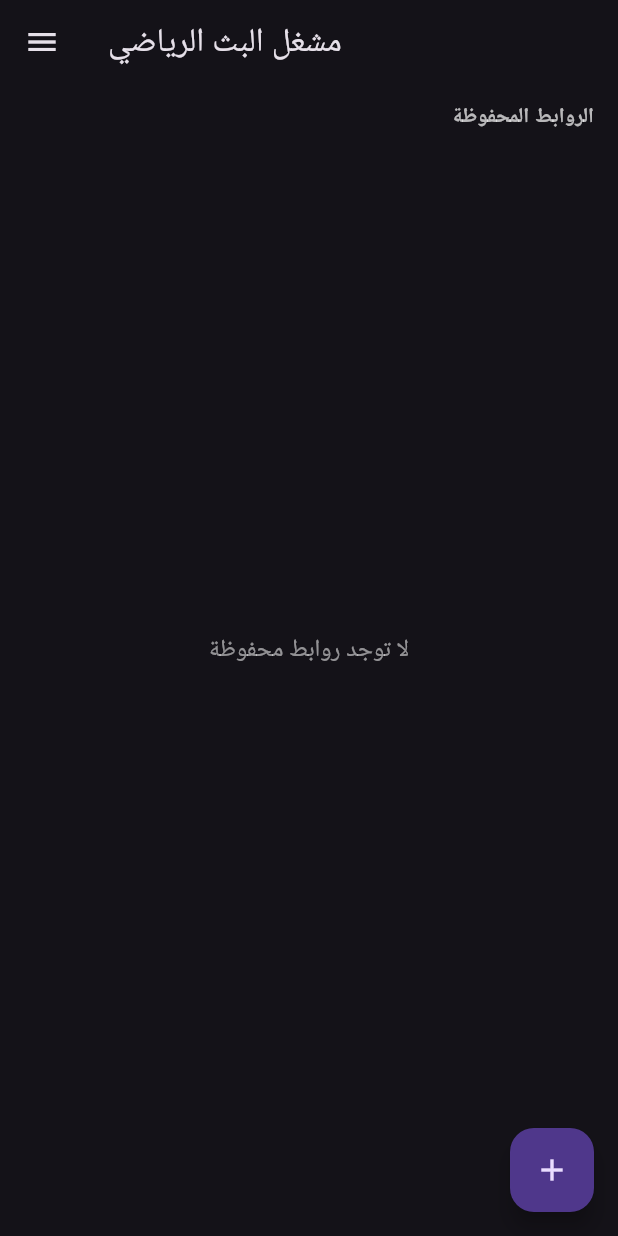
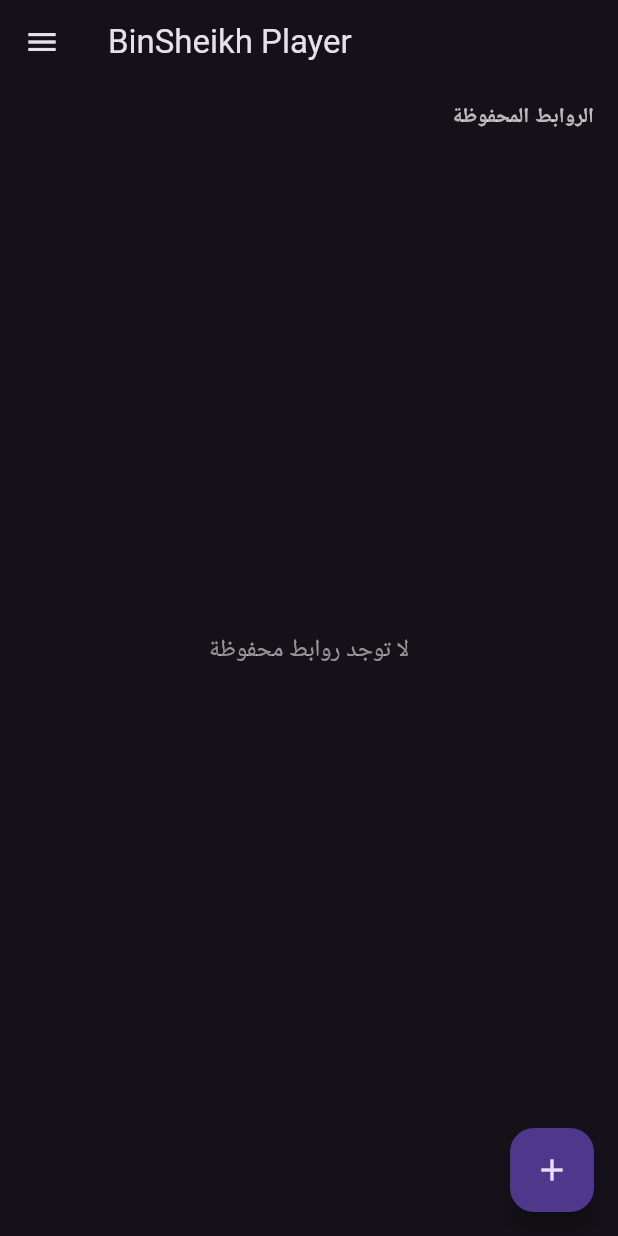
Before and after one commit to midoalhashmi-ux/sports_player, a Flutter app: the screen it shows after launch, on a phone screen of 412 x 824 dp. Run offline on Flutter 3.47's test engine with Material 3 defaults, Android fonts, the phone set to English and light mode, and no system bars; drawn by our look-alikes of google_mobile_ads; our stand-ins replace app_links, cloud_firestore, firebase_core, share_plus, shared_preferences, video_player and 1 more; missing offline and left inert: image_gallery_saver_plus, youtube_explode_dart; accounts and stored records are empty; network calls fail.

Commit message:
Add files via upload

```diff
--- a/lib/main.dart
+++ b/lib/main.dart
@@ -5,7 +5,7 @@
 import 'package:flutter/material.dart';
 
 import 'firebase_options.dart';
-import 'screens/splash_screen.dart';
+import 'screens/home_screen.dart';
 import 'screens/watch_screen.dart';
 
 final navigatorKey = GlobalKey<NavigatorState>();
@@ -165,14 +165,15 @@
 
     return MaterialApp(
       navigatorKey: navigatorKey,
-      title: 'مشغل البث',
+      title: 'BinSheikh Player',
       debugShowCheckedModeBanner: false,
       theme: ThemeData.dark(useMaterial3: true),
       locale: const Locale('ar'),
-      // إذا فُتح التطبيق عبر رابط من تطبيق المحتوى، شاشة المشاهدة هي
-      // الشاشة الوحيدة من الأساس (بدون شاشة بداية/رئيسية خلفها). غير ذلك،
-      // نمر بمسار شاشة البداية العادي (تصفح داخلي للمشغل).
-      home: initialWatchScreen ?? const SplashScreen(),
+      // لا توجد شاشة بداية (Splash) في تطبيق المشغل إطلاقاً — شاشة
+      // البداية موجودة فقط في التطبيق العادي (BinSheikh). إذا فُتح
+      // المشغل عبر رابط من تطبيق المحتوى، شاشة المشاهدة هي الشاشة
+      // الوحيدة مباشرة، وإلا يذهب مباشرة لشاشة التصفح الداخلية للمشغل.
+      home: initialWatchScreen ?? const HomeScreen(),
     );
   }
 }
--- a/lib/screens/home_screen.dart
+++ b/lib/screens/home_screen.dart
@@ -118,7 +118,7 @@
   }
 
   void _shareApp() {
-    Share.share('جرّب مشغل البث الرياضي:\n$_storeUrl');
+    Share.share('جرّب BinSheikh Player:\n$_storeUrl');
   }
 
   Future<void> _rateApp() async {
@@ -130,7 +130,7 @@
   Widget build(BuildContext context) {
     return Scaffold(
       appBar: AppBar(
-        title: const Text('مشغل البث الرياضي'),
+        title: const Text('BinSheikh Player'),
       ),
       drawer: _buildDrawer(),
       body: Column(
@@ -213,7 +213,7 @@
                 children: [
                   Icon(Icons.live_tv, size: 40, color: Colors.white),
                   SizedBox(height: 8),
-                  Text('مشغل البث الرياضي',
+                  Text('BinSheikh Player',
                       style: TextStyle(color: Colors.white, fontSize: 18)),
                 ],
               ),
--- /dev/null
+++ b/lib/services/worker_config.dart
@@ -0,0 +1,6 @@
+/// عنوان Cloudflare Worker اللي يخدم /getStreamUrl.
+///
+/// ⚠️ لازم تستبدل هذه القيمة بالعنوان الحقيقي بعد تشغيل "wrangler deploy"
+/// (شكله يكون: https://binsheikh-api.<اسمك-الفرعي>.workers.dev) —
+/// راجع cloudflare-worker/README.md في مشروع التطبيق الرئيسي للخطوات كاملة.
+const String kWorkerBaseUrl = 'https://binsheikh-api.YOUR-SUBDOMAIN.workers.dev';
--- a/pubspec.yaml
+++ b/pubspec.yaml
@@ -12,7 +12,6 @@
   cupertino_icons: ^1.0.6
   firebase_core: ^2.32.0
   cloud_firestore: ^4.15.5
-  cloud_functions: ^4.6.8
   app_links: ^6.3.2
 
   # محرك تشغيل يدعم كل صيغ الفيديو والبث (HLS, DASH, MP4, RTMP, MKV...) بحجم صغير
```
Also changed, not shown: lib/screens/watch_screen.dart (+31 -1 lines), lib/services/stream_auth_service.dart (+24 -11 lines), 1 other file.
